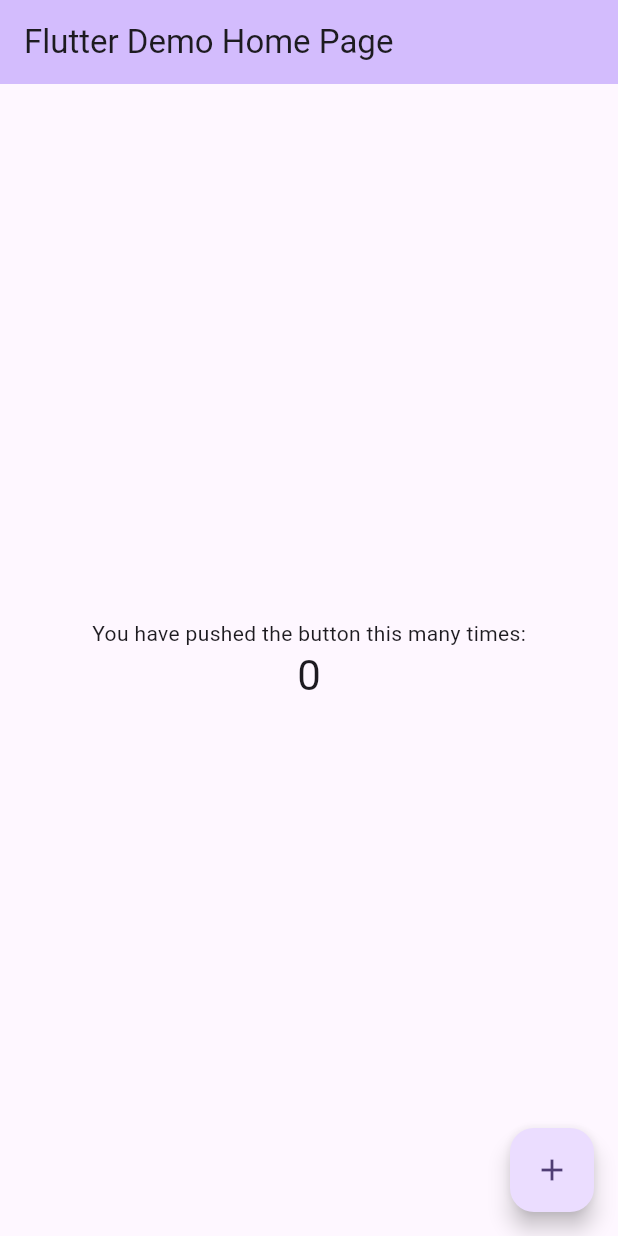
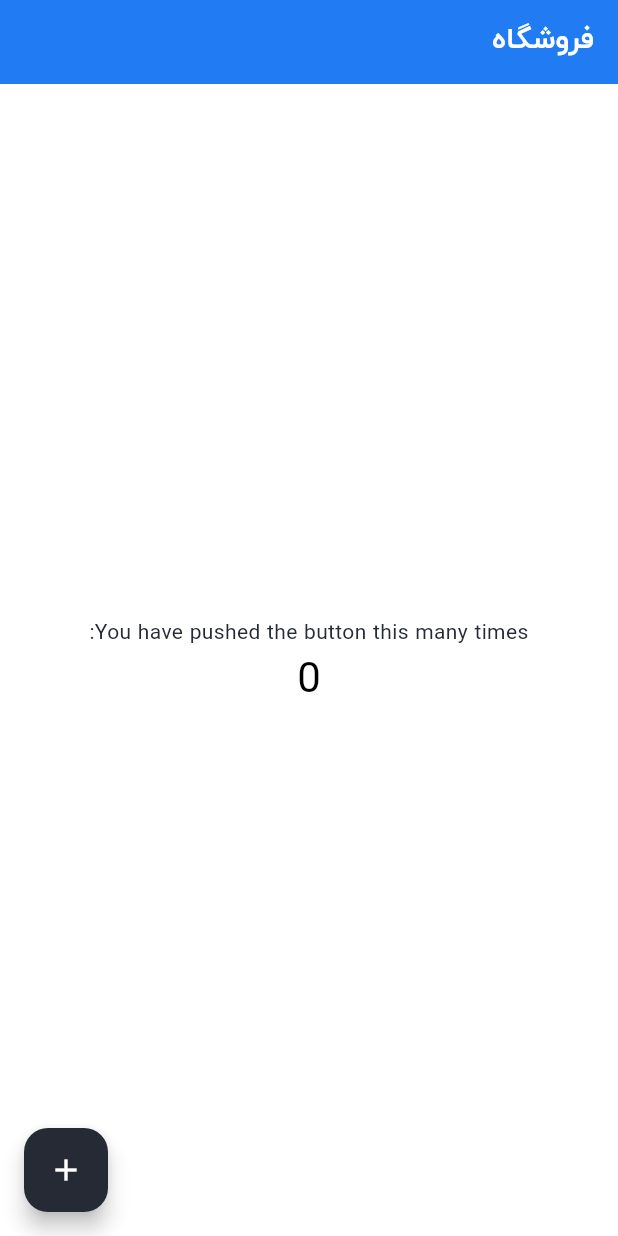
Before and after one commit to amir9877h/shop_flutter, a Flutter app: the screen it shows after launch, on a phone screen of 412 x 824 dp. Run offline on Flutter 3.47's test engine with Material 3 defaults, Android fonts, the phone set to English and light mode, and no system bars.

Commit message:
initial theme

```diff
--- a/lib/main.dart
+++ b/lib/main.dart
@@ -1,4 +1,5 @@
 import 'package:flutter/material.dart';
+import 'package:shop_flutter/theme.dart';
 
 void main() {
   runApp(const MyApp());
@@ -10,6 +11,11 @@ class MyApp extends StatelessWidget {
   // This widget is the root of your application.
   @override
   Widget build(BuildContext context) {
+    const defaultTextStyle = TextStyle(
+      fontFamily: 'iran',
+      color: LightThemeColors.primaryTextColor,
+    );
+
     return MaterialApp(
       title: 'Flutter Demo',
       theme: ThemeData(
@@ -28,10 +34,23 @@ class MyApp extends StatelessWidget {
         //
         // This works for code too, not just values: Most code changes can be
         // tested with just a hot reload.
-        colorScheme: ColorScheme.fromSeed(seedColor: Colors.deepPurple),
-        useMaterial3: true,
+        textTheme: TextTheme(
+          bodySmall: defaultTextStyle.apply(
+              color: LightThemeColors.secondaryTextColor),
+          bodyMedium: defaultTextStyle,
+          titleLarge: defaultTextStyle.copyWith(fontWeight: FontWeight.bold),
+        ),
+        colorScheme: const ColorScheme.light(
+          primary: LightThemeColors.primaryColor,
+          secondary: LightThemeColors.secondaryColor,
+          onSecondary: Colors.white,
+        ),
+        // colorScheme: ColorScheme.fromSeed(seedColor: Colors.deepPurple),
+        // useMaterial3: true,
       ),
-      home: const MyHomePage(title: 'Flutter Demo Home Page'),
+      home: const Directionality(
+          textDirection: TextDirection.rtl,
+          child: MyHomePage(title: 'فروشگاه')),
     );
   }
 }
@@ -81,7 +100,8 @@ class _MyHomePageState extends State<MyHomePage> {
         // TRY THIS: Try changing the color here to a specific color (to
         // Colors.amber, perhaps?) and trigger a hot reload to see the AppBar
         // change color while the other colors stay the same.
-        backgroundColor: Theme.of(context).colorScheme.inversePrimary,
+        backgroundColor: Theme.of(context).colorScheme.primary,
+        foregroundColor: Colors.white,
         // Here we take the value from the MyHomePage object that was created by
         // the App.build method, and use it to set our appbar title.
         title: Text(widget.title),
@@ -117,6 +137,7 @@ class _MyHomePageState extends State<MyHomePage> {
       ),
       floatingActionButton: FloatingActionButton(
         onPressed: _incrementCounter,
+        backgroundColor: LightThemeColors.secondaryColor,
         tooltip: 'Increment',
         child: const Icon(Icons.add),
       ), // This trailing comma makes auto-formatting nicer for build methods.
--- /dev/null
+++ b/lib/theme.dart
@@ -0,0 +1,8 @@
+import 'dart:ui';
+
+class LightThemeColors {
+  static const primaryColor = Color(0xff217CF3);
+  static const secondaryColor = Color(0xff262A35);
+  static const primaryTextColor = Color(0xff262A35);
+  static const secondaryTextColor = Color(0xffB3B6BE);
+}
```
Also changed, not shown: pubspec.yaml (+8 -6 lines), assets/fonts/bold.ttf (added), assets/fonts/light.ttf (added), assets/fonts/regular.ttf (added).
